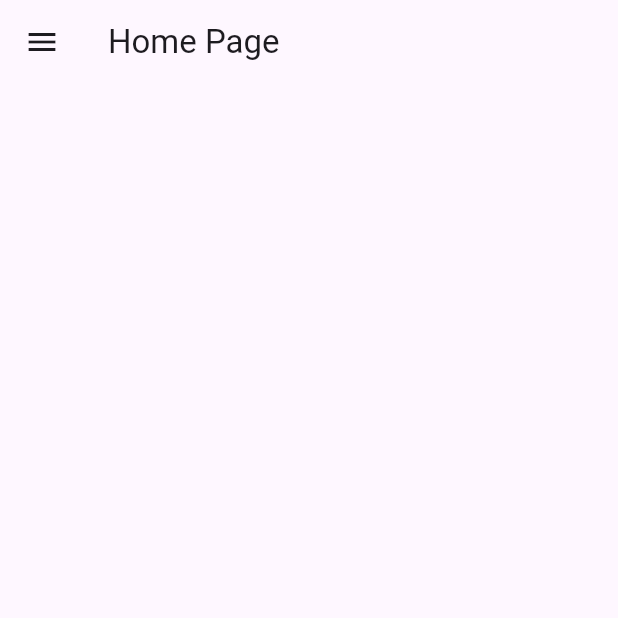
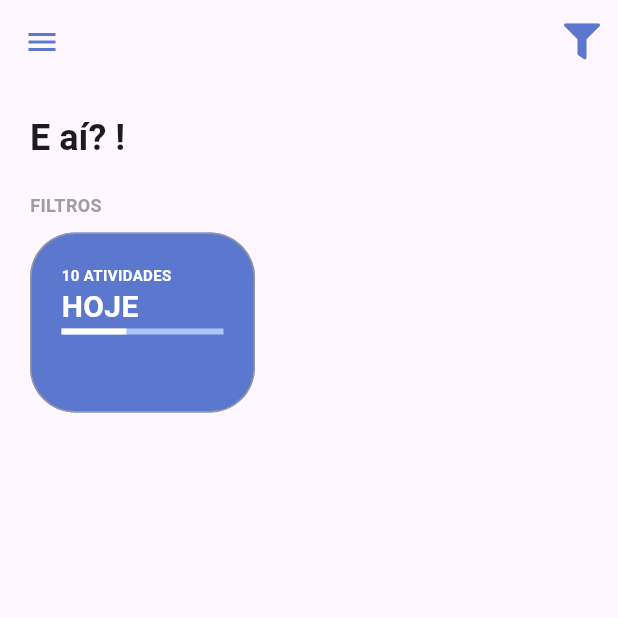
Before and after one commit to lindomarfarineli/agenda_dart, a Flutter app: the screen it shows once a user with an empty profile is signed in, on a phone screen of 412 x 824 dp, the top half of it. Run offline on Flutter 3.47's test engine with Material 3 defaults, Android fonts, the phone set to English and light mode, and no system bars; our stand-ins replace firebase_auth, firebase_core, flutter_signin_button, google_fonts, google_sign_in, sqflite and 1 more; missing offline and left inert: flutter_overlay_loader, validatorless; accounts and stored records are empty; generated files the repository leaves out were written again; network calls fail; Roboto replaces fonts that are missing (Mandali).

Commit message:
feat: card filter e aparencia da home Page

```diff
--- a/lib/app/core/ui/eye_icons.dart
+++ b/lib/app/core/ui/agenda_icons.dart
@@ -19,12 +19,13 @@
 ///
 import 'package:flutter/widgets.dart';
 
-class Eye {
-  Eye._();
+class AgendaIcons {
+  AgendaIcons._();
 
   static const _kFontFam = 'Eye';
   static const String? _kFontPkg = null;
 
   static const IconData eye = IconData(0xf06e, fontFamily: _kFontFam, fontPackage: _kFontPkg);
   static const IconData eyeSlash = IconData(0xf070, fontFamily: _kFontFam, fontPackage: _kFontPkg);
+  static const IconData filter = IconData(0xf0b0, fontFamily: _kFontFam, fontPackage: _kFontPkg);
 }
--- a/lib/app/core/widget/agenda_field.dart
+++ b/lib/app/core/widget/agenda_field.dart
@@ -1,4 +1,4 @@
-import 'package:agenda/app/core/ui/eye_icons.dart';
+import 'package:agenda/app/core/ui/agenda_icons.dart';
 import 'package:flutter/material.dart';
 
 
@@ -52,11 +52,11 @@ class AgendaField extends StatelessWidget {
                         },
                         icon: !obscureTextValue
                             ? const Icon(
-                                Eye.eyeSlash,
+                                AgendaIcons.eyeSlash,
                                 size: 15,
                               )
                             : const Icon(
-                                Eye.eye,
+                                AgendaIcons.eye,
                                 size: 15,
                               ),
                       )
--- a/lib/app/modules/home/home_page.dart
+++ b/lib/app/modules/home/home_page.dart
@@ -1,5 +1,10 @@
+import 'package:agenda/app/core/ui/agenda_icons.dart';
+import 'package:agenda/app/core/ui/theme_extension.dart';
 import 'package:agenda/app/modules/home/widgets/home_drawer.dart';
+import 'package:agenda/app/modules/home/widgets/home_filters.dart';
+import 'package:agenda/app/modules/home/widgets/home_header.dart';
 import 'package:flutter/material.dart';
+import 'package:flutter/rendering.dart';
 
 class HomePage extends StatelessWidget {
   const HomePage({super.key});
@@ -9,9 +14,47 @@ class HomePage extends StatelessWidget {
     return Scaffold(
       drawer: HomeDrawer(),
       appBar: AppBar(
-        title: const Text('Home Page'),
+        iconTheme: IconThemeData(color: context.primaryColor),
+        backgroundColor: Colors.transparent,
+        elevation: 0.0,
+        actions: [
+          PopupMenuButton(
+            icon: Icon(
+              AgendaIcons.filter,
+              color: context.primaryColor,
+            ),
+            itemBuilder: (_) => [
+              const PopupMenuItem<bool>(
+                child: Text('Mostras Atividades concluídas'),
+              ),
+            ],
+          ),
+        ],
+        //backgroundColor: Color(0xFFFAFBFE)
       ),
-      body: Container(),
+      body: LayoutBuilder(
+        builder: (context, constraints) {
+          return SingleChildScrollView(
+            child: ConstrainedBox(
+              constraints: BoxConstraints(
+                  minHeight: constraints.maxHeight,
+                  minWidth: constraints.maxWidth),
+              child: Container(
+                margin: const EdgeInsets.symmetric(horizontal: 20),
+                child: const IntrinsicHeight(
+                  child: Column(
+                    crossAxisAlignment: CrossAxisAlignment.start,
+                    children: [
+                      HomeHeader(),
+                      HomeFilters(),
+                    ],
+                  ),
+                ),
+              ),
+            ),
+          );
+        },
+      ),
     );
   }
 }
--- /dev/null
+++ b/lib/app/modules/home/widgets/card_filter.dart
@@ -0,0 +1,43 @@
+import 'package:agenda/app/core/ui/theme_extension.dart';
+import 'package:flutter/material.dart';
+
+class CardFilter extends StatefulWidget {
+  const CardFilter({super.key});
+
+  @override
+  State<CardFilter> createState() => _CardFilterState();
+}
+
+class _CardFilterState extends State<CardFilter> {
+  @override
+  Widget build(BuildContext context) {
+    return Container(
+      constraints: const BoxConstraints(minHeight: 120, maxWidth: 150),
+      margin: const EdgeInsets.only(right: 10),
+      padding: const EdgeInsets.all(20),
+      decoration: BoxDecoration(
+        color: context.primaryColor,
+        border: Border.all(
+          color: Colors.grey.withOpacity(0.8),
+        ),
+        borderRadius: BorderRadius.circular(30),
+      ),
+      child: Column(
+        crossAxisAlignment: CrossAxisAlignment.start,
+        children:  [
+          Text('10 ATIVIDADES', style: context.titleStyle.copyWith(fontSize: 10, color: Colors.white),),
+          Text('HOJE', style: TextStyle(
+            fontSize: 20,
+            fontWeight: FontWeight.bold,
+            color: Colors.white
+          )),
+          LinearProgressIndicator(
+            backgroundColor: context.primaryColorLight,
+            valueColor: AlwaysStoppedAnimation(Colors.white),
+            value: 0.4,
+          )
+        ],
+      ),
+    );
+  }
+}
--- /dev/null
+++ b/lib/app/modules/home/widgets/home_filters.dart
@@ -0,0 +1,32 @@
+import 'package:agenda/app/core/ui/theme_extension.dart';
+import 'package:agenda/app/modules/home/widgets/card_filter.dart';
+import 'package:flutter/material.dart';
+
+class HomeFilters extends StatefulWidget {
+
+  const HomeFilters({ super.key });
+
+  @override
+  State<HomeFilters> createState() => _HomeFiltersState();
+}
+
+class _HomeFiltersState extends State<HomeFilters> {
+   @override
+   Widget build(BuildContext context) {
+       return Column(
+        crossAxisAlignment: CrossAxisAlignment.start,
+        children: [
+          Text('FILTROS', style: context.titleStyle,),
+          const SizedBox(height: 10,),
+          SingleChildScrollView(
+            scrollDirection: Axis.horizontal,
+            child: Row(
+              children: [
+                CardFilter()
+              ],
+            ),
+          ),
+        ],
+       );
+  }
+}
--- /dev/null
+++ b/lib/app/modules/home/widgets/home_header.dart
@@ -0,0 +1,30 @@
+import 'package:agenda/app/core/auth/auth_provider.dart';
+import 'package:agenda/app/core/ui/theme_extension.dart';
+import 'package:flutter/material.dart';
+import 'package:provider/provider.dart';
+
+class HomeHeader extends StatelessWidget {
+  const HomeHeader({super.key});
+
+  @override
+  Widget build(BuildContext context) {
+    return Row(
+      children: [
+        Padding(
+          padding: const EdgeInsets.symmetric(vertical: 20.0),
+          child: Selector<AuthProvider, String>(
+            selector: (context, authProvider) =>
+                authProvider.user?.displayName ?? "não informado",
+            builder: (_, nameUser, __) {
+              return Text(
+                'E aí? $nameUser!',
+                style: context.textTheme.headlineSmall
+                    ?.copyWith(fontWeight: FontWeight.bold),
+              );
+            },
+          ),
+        ),
+      ],
+    );
+  }
+}
--- a/pubspec.yaml
+++ b/pubspec.yaml
@@ -89,7 +89,7 @@ flutter:
   fonts:
     - family: eye
       fonts:
-        - asset: assets/fonts/eye.ttf
+        - asset: assets/fonts/agendaIcons.ttf
   #       - asset: fonts/Schyler-Italic.ttf
   #         style: italic
   #   - family: Trajan Pro
```
Also changed, not shown: assets/fonts/agendaIcons.ttf (added), assets/fonts/agendaIcons1.ttf (renamed from assets/fonts/eye.ttf).
